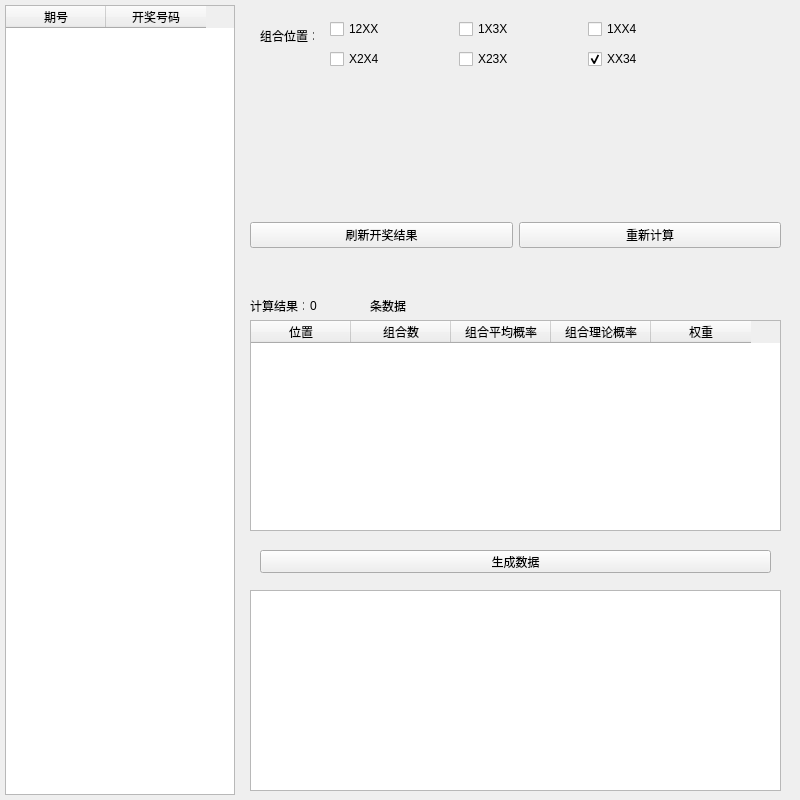
The window that ui/lucky.ui (Qiu800820/Lucky) describes before a commit, drawn with Qt 5.
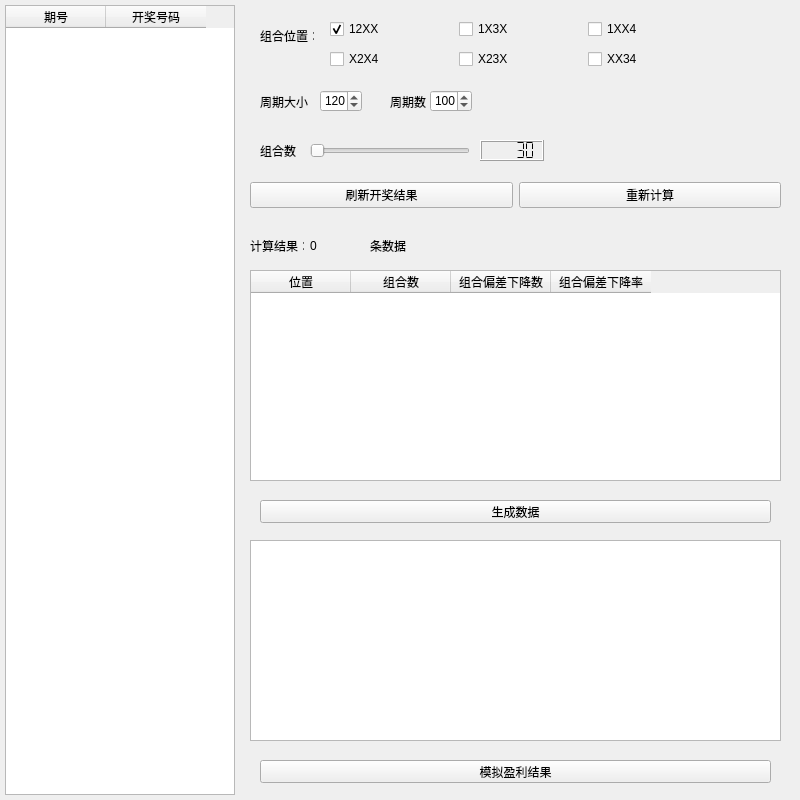
The same window after the commit.

What changed in the file:
```diff
--- a/ui/lucky.ui
+++ b/ui/lucky.ui
@@ -78,7 +78,7 @@
     <property name="geometry">
      <rect>
       <x>250</x>
-      <y>220</y>
+      <y>180</y>
       <width>531</width>
       <height>31</height>
      </rect>
@@ -104,7 +104,7 @@
     <property name="geometry">
      <rect>
       <x>250</x>
-      <y>300</y>
+      <y>240</y>
       <width>54</width>
       <height>12</height>
      </rect>
@@ -117,7 +117,7 @@
     <property name="geometry">
      <rect>
       <x>250</x>
-      <y>320</y>
+      <y>270</y>
       <width>531</width>
       <height>211</height>
      </rect>
@@ -134,17 +134,12 @@
     </column>
     <column>
      <property name="text">
-      <string>组合平均概率</string>
+      <string>组合偏差下降数</string>
      </property>
     </column>
     <column>
      <property name="text">
-      <string>组合理论概率</string>
-     </property>
-    </column>
-    <column>
-     <property name="text">
-      <string>权重</string>
+      <string>组合偏差下降率</string>
      </property>
     </column>
    </widget>
@@ -152,7 +147,7 @@
     <property name="geometry">
      <rect>
       <x>260</x>
-      <y>550</y>
+      <y>500</y>
       <width>511</width>
       <height>23</height>
      </rect>
@@ -165,7 +160,7 @@
     <property name="geometry">
      <rect>
       <x>250</x>
-      <y>590</y>
+      <y>540</y>
       <width>531</width>
       <height>201</height>
      </rect>
@@ -175,7 +170,7 @@
     <property name="geometry">
      <rect>
       <x>370</x>
-      <y>300</y>
+      <y>240</y>
       <width>54</width>
       <height>12</height>
      </rect>
@@ -188,7 +183,7 @@
     <property name="geometry">
      <rect>
       <x>310</x>
-      <y>300</y>
+      <y>240</y>
       <width>54</width>
       <height>12</height>
      </rect>
@@ -226,7 +221,7 @@
         <string>12XX</string>
        </property>
        <property name="checked">
-        <bool>false</bool>
+        <bool>true</bool>
        </property>
       </widget>
      </item>
@@ -276,12 +271,137 @@
         <string>XX34</string>
        </property>
        <property name="checked">
-        <bool>true</bool>
+        <bool>false</bool>
        </property>
       </widget>
      </item>
     </layout>
    </widget>
+   <widget class="QLabel" name="label_2">
+    <property name="geometry">
+     <rect>
+      <x>260</x>
+      <y>92</y>
+      <width>54</width>
+      <height>20</height>
+     </rect>
+    </property>
+    <property name="text">
+     <string>周期大小</string>
+    </property>
+   </widget>
+   <widget class="QSpinBox" name="spinBox">
+    <property name="geometry">
+     <rect>
+      <x>320</x>
+      <y>90</y>
+      <width>42</width>
+      <height>22</height>
+     </rect>
+    </property>
+    <property name="minimum">
+     <number>1</number>
+    </property>
+    <property name="maximum">
+     <number>200</number>
+    </property>
+    <property name="value">
+     <number>120</number>
+    </property>
+   </widget>
+   <widget class="QLabel" name="label_5">
+    <property name="geometry">
+     <rect>
+      <x>390</x>
+      <y>92</y>
+      <width>54</width>
+      <height>20</height>
+     </rect>
+    </property>
+    <property name="text">
+     <string>周期数</string>
+    </property>
+   </widget>
+   <widget class="QSpinBox" name="spinBox_2">
+    <property name="geometry">
+     <rect>
+      <x>430</x>
+      <y>90</y>
+      <width>42</width>
+      <height>22</height>
+     </rect>
+    </property>
+    <property name="minimum">
+     <number>1</number>
+    </property>
+    <property name="maximum">
+     <number>1000</number>
+    </property>
+    <property name="value">
+     <number>100</number>
+    </property>
+   </widget>
+   <widget class="QLabel" name="label_6">
+    <property name="geometry">
+     <rect>
+      <x>260</x>
+      <y>140</y>
+      <width>54</width>
+      <height>21</height>
+     </rect>
+    </property>
+    <property name="text">
+     <string>组合数</string>
+    </property>
+   </widget>
+   <widget class="QSlider" name="horizontalSlider">
+    <property name="geometry">
+     <rect>
+      <x>310</x>
+      <y>140</y>
+      <width>160</width>
+      <height>22</height>
+     </rect>
+    </property>
+    <property name="minimum">
+     <number>30</number>
+    </property>
+    <property name="maximum">
+     <number>80</number>
+    </property>
+    <property name="orientation">
+     <enum>Qt::Horizontal</enum>
+    </property>
+   </widget>
+   <widget class="QLCDNumber" name="lcdNumber">
+    <property name="geometry">
+     <rect>
+      <x>480</x>
+      <y>140</y>
+      <width>64</width>
+      <height>21</height>
+     </rect>
+    </property>
+    <property name="segmentStyle">
+     <enum>QLCDNumber::Flat</enum>
+    </property>
+    <property name="value" stdset="0">
+     <double>30.000000000000000</double>
+    </property>
+   </widget>
+   <widget class="QPushButton" name="lucky_2">
+    <property name="geometry">
+     <rect>
+      <x>260</x>
+      <y>760</y>
+      <width>511</width>
+      <height>23</height>
+     </rect>
+    </property>
+    <property name="text">
+     <string>模拟盈利结果</string>
+    </property>
+   </widget>
   </widget>
  </widget>
  <resources/>
```
